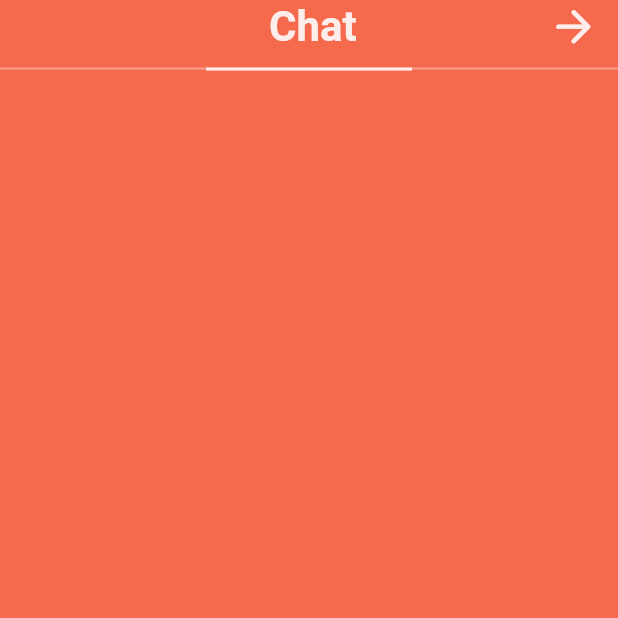
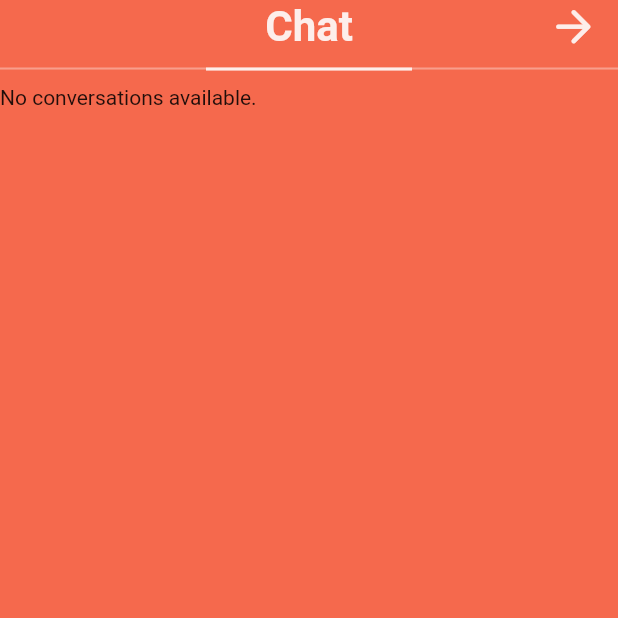
Before and after one commit to Davide042003/gas, a Flutter app: the ChatScreen screen opened by its route, on a phone screen of 412 x 824 dp, the top half of it. Run offline on Flutter 3.47's test engine with Material 2 defaults, Android fonts, the phone set to English and light mode, and no system bars; our stand-ins replace animate_do, cached_network_image, cloud_firestore, contacts_service, country_picker, firebase_auth and 12 more; missing offline and left inert: a package; accounts and stored records are empty; Roboto replaces fonts that are missing (Helvetica).

Commit message:
fix conversations

```diff
--- /dev/null
+++ b/lib/chat_notifier.dart
@@ -0,0 +1,8 @@
+import 'package:gas/chat_service.dart';
+import 'package:flutter_riverpod/flutter_riverpod.dart';
+import 'core/models/conversation_model.dart';
+
+final conversationListProvider = FutureProvider<List<Conversation>>((ref) async {
+  final conversationList = await MessageService().getConversationList();
+  return conversationList;
+});
--- a/lib/chat_screen.dart
+++ b/lib/chat_screen.dart
@@ -16,6 +16,7 @@ import 'core/ui/conversation_widget.dart';
 import 'package:cloud_firestore/cloud_firestore.dart';
 import 'core/models/conversation_model.dart';
 import 'package:gas/chat_service.dart';
+import 'chat_notifier.dart';
 
 class ChatScreen extends ConsumerStatefulWidget {
   @override
@@ -25,14 +26,9 @@ class ChatScreen extends ConsumerStatefulWidget {
 class _ChatScreenState extends ConsumerState<ChatScreen> {
   @override
   Widget build(BuildContext context) {
-    double screenWidth = MediaQuery
-        .of(context)
-        .size
-        .width;
-    double screenHeight = MediaQuery
-        .of(context)
-        .size
-        .height;
+    double screenHeight = MediaQuery.of(context).size.height;
+    double screenWidth = MediaQuery.of(context).size.width;
+    final conversationListAsyncValue = ref.watch(conversationListProvider);
 
     return Scaffold(
       backgroundColor: AppColors.backgroundDefault,
@@ -44,7 +40,9 @@ class _ChatScreenState extends ConsumerState<ChatScreen> {
                   mainAxisAlignment: MainAxisAlignment.spaceBetween,
                   crossAxisAlignment: CrossAxisAlignment.center,
                   children: [
-                          Container(width: 40, height: 10),
+                    Container(
+                      width: 35,
+                    ),
                     Container(
                       child: Text(
                         "Chat", textAlign: TextAlign.center,
@@ -74,17 +72,24 @@ class _ChatScreenState extends ConsumerState<ChatScreen> {
                 height: screenHeight / 400,
                 width: screenWidth / 3,))
             ],),
-                  SizedBox(height: 10),
-                  Expanded(child: FutureBuilder<List<Conversation>>(
-                    future: MessageService().getConversationList(),
-                    builder: (context, snapshot) {
-                      if (snapshot.connectionState == ConnectionState.waiting) {
-                        return CupertinoActivityIndicator(radius: 15);
-                      } else if (snapshot.hasError) {
-                        return Text('Error: ${snapshot.error}');
-                      } else if (snapshot.hasData) {
-                        final conversationList = snapshot.data!;
+            SizedBox(height: 10,),
+            Expanded(
+              child: CustomScrollView(
+                slivers: [
+                  CupertinoSliverRefreshControl(
+                    onRefresh: () async {
+                      ref.refresh(conversationListProvider);
+                    },
+                  ),
+                  SliverPadding(
+                    padding: EdgeInsets.only(right: 0, left: 0),
+                    sliver: SliverToBoxAdapter(
+                      child: conversationListAsyncValue.when(
+                        data: (conversationList) {
+                          if (conversationList.isNotEmpty) {
                             return ListView.builder(
+                              shrinkWrap: true,
+                              physics: NeverScrollableScrollPhysics(),
                               itemCount: conversationList.length,
                               itemBuilder: (context, index) {
                                 final conversation = conversationList[index];
@@ -115,18 +120,22 @@ class _ChatScreenState extends ConsumerState<ChatScreen> {
                                     return userProfileState.when(
                                       data: (userProfile) {
                                         if (userProfile != null) {
-                                      return ConversationWidget(
-                                        profilePictureUrl: userProfile!.imageUrl!,
-                                        username: userProfile!.username!,
+                                          return Column(children: [ConversationWidget(
+                                            profilePictureUrl: userProfile.imageUrl!,
+                                            username: userProfile.username!,
                                             lastMessage: conversation.lastMessage ?? "No messages",
                                             isAnonymous: anonymously,
                                             timestamp: conversation.lastMessageTimestamp!,
-                                      );
+                                          ),
+                                            Container(
+                                                color: AppColors.whiteShadow,
+                                                height: 0.5,
+                                                width: 350)]);
                                         } else {
-                                      return CupertinoActivityIndicator(radius: 15,);
+                                          return CupertinoActivityIndicator(radius: 15);
                                         }
                                       },
-                                  loading: () => CupertinoActivityIndicator(radius: 15,),
+                                      loading: () => CupertinoActivityIndicator(radius: 15),
                                       error: (error, stackTrace) => Text('Error: $error'),
                                     );
                                   },
@@ -137,11 +146,20 @@ class _ChatScreenState extends ConsumerState<ChatScreen> {
                             return Text('No conversations available.');
                           }
                         },
+                        loading: () => Padding(
+                          padding: EdgeInsets.only(bottom: screenHeight / 1.35),
+                          child: CupertinoActivityIndicator(radius: 15),
+                        ),
+                        error: (_, __) => Text("Error loading conversations"),
                       ),
                     ),
-                ]
-            )
-        )
+                  ),
+                ],
+              ),
+            ),
+          ],
+        ),
+      ),
     );
   }
 }
```
Lines whose indentation alone changed are shown as unchanged.
